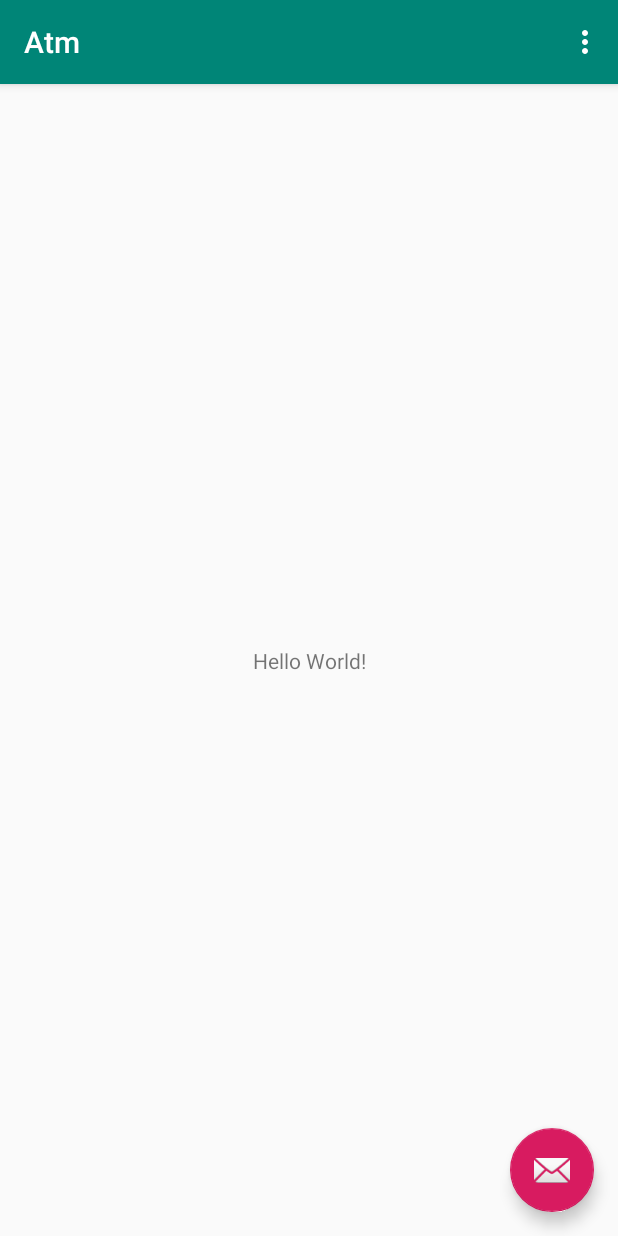
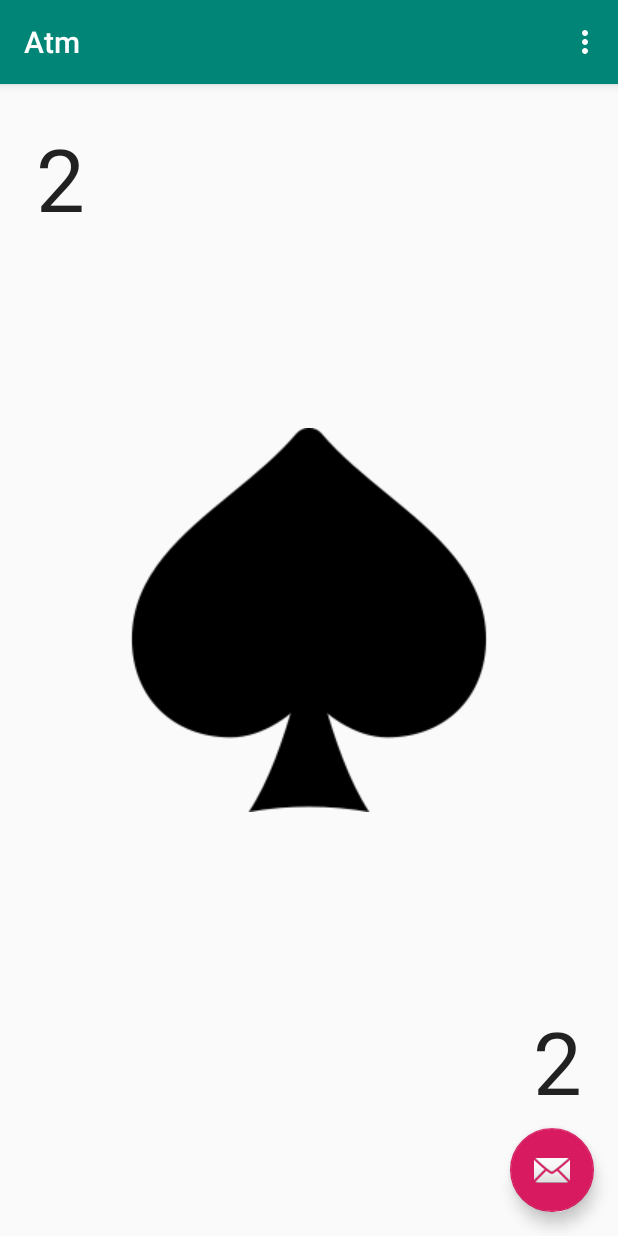
Before and after one commit to lincindiawang/ATM, an Android app: the MainActivity screen opened directly, with no data from a screen before it, on a phone screen of 412 x 824 dp. Run offline under Robolectric (Android 15) with nearby library versions, the phone set to English and light mode, and no system bars.

Commit message:
1217 1st

```diff
--- a/app/src/main/java/com/linda/atm/MainActivity.java
+++ b/app/src/main/java/com/linda/atm/MainActivity.java
@@ -1,6 +1,7 @@
 package com.linda.atm;
 
 import android.content.Intent;
+import android.media.Image;
 import android.os.Bundle;
 
 import com.google.android.material.floatingactionbutton.FloatingActionButton;
@@ -14,16 +15,22 @@ import android.view.View;
 import android.view.Menu;
 import android.view.MenuItem;
 
+import java.util.Random;
+
 public class MainActivity extends AppCompatActivity {
 
-    private static final int REQUEST_CODE_LOGIN = 110;
+    private static final int REQUEST_CODE_LOGIN = 21;
     boolean logon = false;
+    private PokerCard card;
+    Random random = new Random();
+
     @Override
     protected void onCreate(Bundle savedInstanceState) {
         super.onCreate(savedInstanceState);
         setContentView(R.layout.activity_main);
         Toolbar toolbar = findViewById(R.id.toolbar);
         setSupportActionBar(toolbar);
+        card = findViewById(R.id.card);
 
         FloatingActionButton fab = findViewById(R.id.fab);
         fab.setOnClickListener(new View.OnClickListener() {
--- /dev/null
+++ b/app/src/main/res/layout/card.xml
@@ -0,0 +1,42 @@
+<?xml version="1.0" encoding="utf-8"?>
+<androidx.constraintlayout.widget.ConstraintLayout
+    xmlns:android="http://schemas.android.com/apk/res/android"
+    xmlns:app="http://schemas.android.com/apk/res-auto"
+    xmlns:tools="http://schemas.android.com/tools"
+    android:layout_width="match_parent"
+    android:layout_height="match_parent">
+
+    <TextView
+        android:id="@+id/point_right_bottom"
+        android:layout_width="wrap_content"
+        android:layout_height="wrap_content"
+        android:layout_marginEnd="24dp"
+        android:layout_marginBottom="24dp"
+        android:text="2"
+        android:textAppearance="@style/TextAppearance.AppCompat.Large"
+        android:textSize="58sp"
+        app:layout_constraintBottom_toBottomOf="parent"
+        app:layout_constraintEnd_toEndOf="parent" />
+
+    <ImageView
+        android:id="@+id/type"
+        android:layout_width="wrap_content"
+        android:layout_height="wrap_content"
+        app:layout_constraintBottom_toBottomOf="parent"
+        app:layout_constraintEnd_toEndOf="parent"
+        app:layout_constraintStart_toStartOf="parent"
+        app:layout_constraintTop_toTopOf="parent"
+        app:srcCompat="@drawable/spare" />
+
+    <TextView
+        android:id="@+id/point_left_top"
+        android:layout_width="wrap_content"
+        android:layout_height="wrap_content"
+        android:layout_marginStart="24dp"
+        android:layout_marginTop="24dp"
+        android:text="2"
+        android:textAppearance="@style/TextAppearance.AppCompat.Large"
+        android:textSize="58sp"
+        app:layout_constraintStart_toStartOf="parent"
+        app:layout_constraintTop_toTopOf="parent" />
+</androidx.constraintlayout.widget.ConstraintLayout>
--- a/app/src/main/res/layout/content_main.xml
+++ b/app/src/main/res/layout/content_main.xml
@@ -8,13 +8,16 @@
     tools:context=".MainActivity"
     tools:showIn="@layout/activity_main">
 
-    <TextView
-        android:layout_width="wrap_content"
-        android:layout_height="wrap_content"
-        android:text="Hello World!"
+    <view
+        android:id="@+id/card"
+        class="com.linda.atm.PokerCard"
+        android:layout_width="0dp"
+        android:layout_height="0dp"
+        android:layout_marginBottom="54dp"
         app:layout_constraintBottom_toBottomOf="parent"
-        app:layout_constraintLeft_toLeftOf="parent"
-        app:layout_constraintRight_toRightOf="parent"
-        app:layout_constraintTop_toTopOf="parent" />
-
+        app:layout_constraintEnd_toEndOf="parent"
+        app:layout_constraintHorizontal_bias="0.0"
+        app:layout_constraintStart_toStartOf="parent"
+        app:layout_constraintTop_toTopOf="parent"
+        app:layout_constraintVertical_bias="1.0" />
 </androidx.constraintlayout.widget.ConstraintLayout>
```
Also changed, not shown: app/src/main/java/com/linda/atm/PokerCard.java (added, +55 -0 lines), app/src/main/res/drawable/clover.png (added), app/src/main/res/drawable/diamond.png (added), app/src/main/res/drawable/hearts.png (added), app/src/main/res/drawable/spare.png (added).
